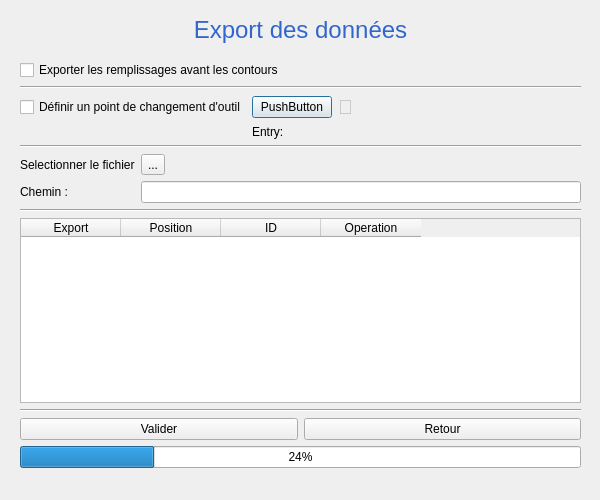
First picture: the form in assets/Interface_QT/ui/Export.ui, repository FatPinguin/ToolPathWizard_dev, before the edit.
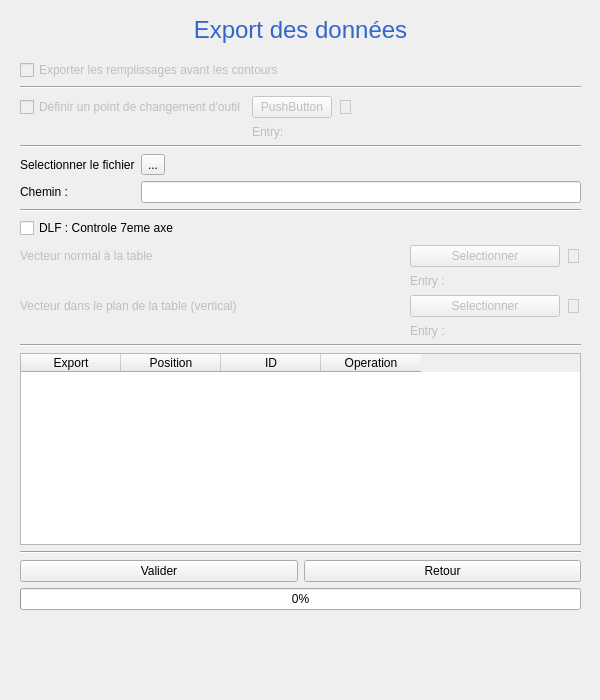
Second picture: the form after the edit.

Commit message: DLF : 7axis orientation added

What changed in the file:
```diff
--- a/assets/Interface_QT/ui/Export.ui
+++ b/assets/Interface_QT/ui/Export.ui
@@ -7,19 +7,19 @@
     <x>0</x>
     <y>0</y>
     <width>600</width>
-    <height>500</height>
+    <height>700</height>
    </rect>
   </property>
   <property name="minimumSize">
    <size>
     <width>600</width>
-    <height>500</height>
+    <height>700</height>
    </size>
   </property>
   <property name="maximumSize">
    <size>
     <width>600</width>
-    <height>500</height>
+    <height>700</height>
    </size>
   </property>
   <property name="windowTitle">
@@ -52,7 +52,7 @@
      <x>20</x>
      <y>60</y>
      <width>561</width>
-     <height>441</height>
+     <height>631</height>
     </rect>
    </property>
    <layout class="QVBoxLayout" name="verticalLayout">
@@ -60,6 +60,9 @@
      <layout class="QHBoxLayout" name="horizontalLayout">
       <item>
        <widget class="QCheckBox" name="checkBox_infillBeforePerimeters">
+        <property name="enabled">
+         <bool>false</bool>
+        </property>
         <property name="text">
          <string>Exporter les remplissages avant les contours</string>
         </property>
@@ -105,7 +108,7 @@
       <item row="1" column="1">
        <widget class="QLabel" name="label_point_entry">
         <property name="enabled">
-         <bool>true</bool>
+         <bool>false</bool>
         </property>
         <property name="text">
          <string>Entry:</string>
@@ -114,6 +117,9 @@
       </item>
       <item row="0" column="1">
        <widget class="QPushButton" name="pushButton_load_change_tool_point">
+        <property name="enabled">
+         <bool>false</bool>
+        </property>
         <property name="text">
          <string>PushButton</string>
         </property>
@@ -121,6 +127,9 @@
       </item>
       <item row="0" column="0">
        <widget class="QCheckBox" name="checkBox_define_change_tool_point">
+        <property name="enabled">
+         <bool>false</bool>
+        </property>
         <property name="text">
          <string>Définir un point de changement d'outil</string>
         </property>
@@ -177,6 +186,129 @@
       </item>
      </layout>
     </item>
+    <item>
+     <widget class="Line" name="line_5">
+      <property name="orientation">
+       <enum>Qt::Horizontal</enum>
+      </property>
+     </widget>
+    </item>
+    <item>
+     <layout class="QGridLayout" name="gridLayout_3">
+      <item row="1" column="0">
+       <widget class="QLabel" name="label_rotVect">
+        <property name="enabled">
+         <bool>false</bool>
+        </property>
+        <property name="text">
+         <string>Vecteur normal à la table</string>
+        </property>
+       </widget>
+      </item>
+      <item row="1" column="2">
+       <widget class="QPushButton" name="pushButton_rotVect">
+        <property name="enabled">
+         <bool>false</bool>
+        </property>
+        <property name="minimumSize">
+         <size>
+          <width>150</width>
+          <height>0</height>
+         </size>
+        </property>
+        <property name="text">
+         <string>Selectionner</string>
+        </property>
+       </widget>
+      </item>
+      <item row="1" column="3">
+       <widget class="QLabel" name="label_rotVectValidation">
+        <property name="enabled">
+         <bool>false</bool>
+        </property>
+        <property name="text">
+         <string>&lt;span style = 'font-size:20px'&gt; &amp;#129324;&lt;/span&gt;</string>
+        </property>
+       </widget>
+      </item>
+      <item row="0" column="0">
+       <widget class="QCheckBox" name="checkBox_7axis_compilation">
+        <property name="text">
+         <string>DLF : Controle 7eme axe</string>
+        </property>
+       </widget>
+      </item>
+      <item row="2" column="2">
+       <widget class="QLabel" name="label_rotVectEntry">
+        <property name="enabled">
+         <bool>false</bool>
+        </property>
+        <property name="text">
+         <string>Entry :</string>
+        </property>
+       </widget>
+      </item>
+      <item row="1" column="1">
+       <spacer name="horizontalSpacer_3">
+        <property name="orientation">
+         <enum>Qt::Horizontal</enum>
+        </property>
+        <property name="sizeHint" stdset="0">
+         <size>
+          <width>40</width>
+          <height>20</height>
+         </size>
+        </property>
+       </spacer>
+      </item>
+      <item row="4" column="2">
+       <widget class="QLabel" name="label_orthoVectEntry">
+        <property name="enabled">
+         <bool>false</bool>
+        </property>
+        <property name="text">
+         <string>Entry :</string>
+        </property>
+       </widget>
+      </item>
+      <item row="3" column="0">
+       <widget class="QLabel" name="label_orthoVect">
+        <property name="enabled">
+         <bool>false</bool>
+        </property>
+        <property name="text">
+         <string>Vecteur dans le plan de la table (vertical)</string>
+        </property>
+       </widget>
+      </item>
+      <item row="3" column="2">
+       <widget class="QPushButton" name="pushButton_orthoVect">
+        <property name="enabled">
+         <bool>false</bool>
+        </property>
+        <property name="minimumSize">
+         <size>
+          <width>150</width>
+          <height>0</height>
+         </size>
+        </property>
+        <property name="text">
+         <string>Selectionner</string>
+        </property>
+       </widget>
+      </item>
+      <item row="3" column="3">
+       <widget class="QLabel" name="label_orthoVectValidation">
+        <property name="enabled">
+         <bool>false</bool>
+        </property>
+        <property name="text">
+         <string>&lt;span style = 'font-size:20px'&gt; &amp;#129324;&lt;/span&gt;</string>
+        </property>
+       </widget>
+      </item>
+     </layout>
+    </item>
     <item>
      <widget class="Line" name="line_4">
       <property name="orientation">
@@ -236,7 +368,7 @@
     <item>
      <widget class="QProgressBar" name="progressBar">
       <property name="value">
-       <number>24</number>
+       <number>0</number>
       </property>
      </widget>
     </item>
```
Left out of the diff: 43 changed lines with no effect on the pictures. The commit also changes 13 other files.
